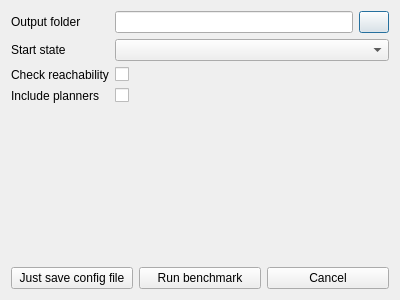
Before: the Qt Designer form benchmarks_gui/src/ui/run_benchmark_dialog.ui in moveit/moveit, drawn with Qt 5.
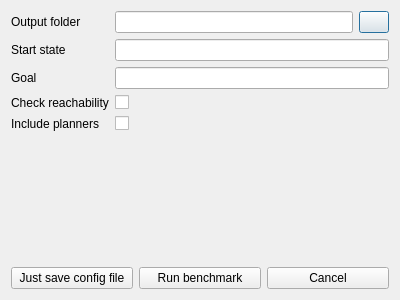
After: the same form once the commit is applied.

Commit message: allow the user to modify start and goal regex before starting benchmark

Diff of the .ui file:
```diff
--- a/benchmarks_gui/src/ui/run_benchmark_dialog.ui
+++ b/benchmarks_gui/src/ui/run_benchmark_dialog.ui
@@ -16,14 +16,14 @@
   <layout class="QVBoxLayout" name="verticalLayout">
    <item>
     <layout class="QFormLayout" name="formLayout">
-     <item row="2" column="0">
+     <item row="3" column="0">
       <widget class="QLabel" name="label_2">
        <property name="text">
         <string>Check reachability</string>
        </property>
       </widget>
      </item>
-     <item row="3" column="0">
+     <item row="4" column="0">
       <widget class="QLabel" name="label_3">
        <property name="text">
         <string>Include planners</string>
@@ -37,17 +37,14 @@
        </property>
       </widget>
      </item>
-     <item row="1" column="1">
-      <widget class="QComboBox" name="benchmark_start_state_combo"/>
-     </item>
-     <item row="2" column="1">
-      <widget class="QCheckBox" name="benchmark_check_reachability_checkbox">
-       <property name="text">
-        <string/>
-       </property>
-      </widget>
-     </item>
      <item row="3" column="1">
+      <widget class="QCheckBox" name="benchmark_check_reachability_checkbox">
+       <property name="text">
+        <string/>
+       </property>
+      </widget>
+     </item>
+     <item row="4" column="1">
       <widget class="QCheckBox" name="benchmark_include_planners_checkbox">
        <property name="text">
         <string/>
@@ -87,6 +84,19 @@
        </item>
       </layout>
      </item>
+     <item row="2" column="0">
+      <widget class="QLabel" name="label_5">
+       <property name="text">
+        <string>Goal</string>
+       </property>
+      </widget>
+     </item>
+     <item row="2" column="1">
+      <widget class="QLineEdit" name="benchmark_goal_text"/>
+     </item>
+     <item row="1" column="1">
+      <widget class="QLineEdit" name="benchmark_start_state_text"/>
+     </item>
     </layout>
    </item>
    <item>
```
The commit also changes 1 other file.
